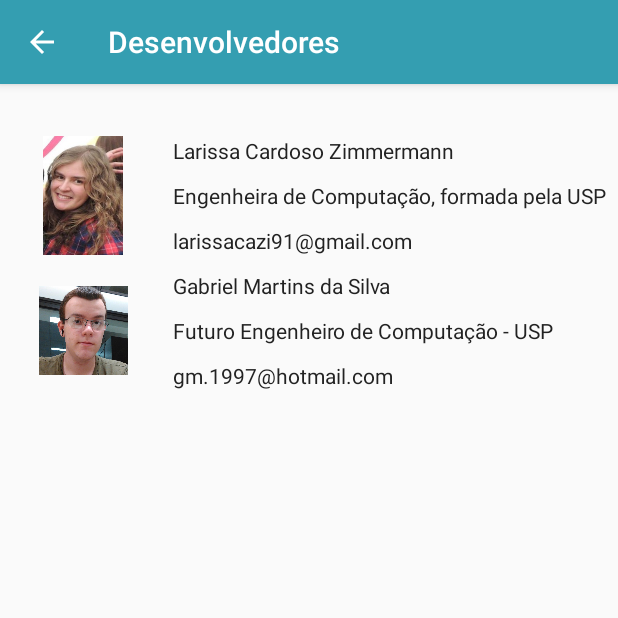
After one commit to larissacazi/ExampleConsumeJSON, an Android app: the DevelopersActivity screen opened directly, with no data from a screen before it, on a phone screen of 412 x 824 dp, the top half of it. The commit adds this screen. Run offline under Robolectric (Android 15) with nearby library versions, the phone set to English and light mode, and no system bars.

Commit message:
Add Developers

```diff
--- a/LegislativoApp/app/src/main/AndroidManifest.xml
+++ b/LegislativoApp/app/src/main/AndroidManifest.xml
@@ -25,6 +25,10 @@
             android:name=".PropDetailsActivity"
             android:label="@string/title_activity_prop_details2"
             android:theme="@style/AppTheme.NoActionBar"></activity>
+        <activity
+            android:name=".DevelopersActivity"
+            android:label="@string/developers_title"
+            android:theme="@style/AppTheme.NoActionBar"></activity>
     </application>
 
 </manifest>
--- /dev/null
+++ b/LegislativoApp/app/src/main/java/zimmermann/larissa/legislativoapp/DevelopersActivity.java
@@ -0,0 +1,31 @@
+package zimmermann.larissa.legislativoapp;
+
+import android.os.Bundle;
+import android.support.v7.app.AppCompatActivity;
+import android.support.v7.widget.Toolbar;
+
+/**
+ * Created by laris on 18/08/2017.
+ */
+
+public class DevelopersActivity extends AppCompatActivity {
+
+    @Override
+    protected void onCreate(Bundle savedInstanceState) {
+        super.onCreate(savedInstanceState);
+        setContentView(R.layout.activity_developers);
+
+        Toolbar toolbar = (Toolbar) findViewById(R.id.dev_toolbar);
+        setSupportActionBar(toolbar);
+
+        getSupportActionBar().setDisplayHomeAsUpEnabled(true);
+        getSupportActionBar().setDisplayShowHomeEnabled(true);
+    }
+
+    @Override
+    public boolean onSupportNavigateUp() {
+        onBackPressed();
+        return true;
+    }
+
+}
--- a/LegislativoApp/app/src/main/java/zimmermann/larissa/legislativoapp/MainActivity.java
+++ b/LegislativoApp/app/src/main/java/zimmermann/larissa/legislativoapp/MainActivity.java
@@ -120,7 +120,8 @@ public class MainActivity extends AppCompatActivity
         } else if (id == R.id.nav_share) {
 
         } else if (id == R.id.nav_about) {
-
+            Intent intent = new Intent(MainActivity.this, DevelopersActivity.class);
+            startActivity(intent);
         }
 
         DrawerLayout drawer = (DrawerLayout) findViewById(R.id.drawer_layout);
--- /dev/null
+++ b/LegislativoApp/app/src/main/res/layout/activity_developers.xml
@@ -0,0 +1,26 @@
+<?xml version="1.0" encoding="utf-8"?>
+<android.support.design.widget.CoordinatorLayout xmlns:android="http://schemas.android.com/apk/res/android"
+    xmlns:app="http://schemas.android.com/apk/res-auto"
+    xmlns:tools="http://schemas.android.com/tools"
+    android:layout_width="match_parent"
+    android:layout_height="match_parent"
+    tools:context="zimmermann.larissa.legislativoapp.PropDetailsActivity">
+
+    <android.support.design.widget.AppBarLayout
+        android:layout_width="match_parent"
+        android:layout_height="wrap_content"
+        android:theme="@style/AppTheme.AppBarOverlay">
+
+        <android.support.v7.widget.Toolbar
+            android:id="@+id/dev_toolbar"
+            app:title="@string/developers_title"
+            android:layout_width="match_parent"
+            android:layout_height="?attr/actionBarSize"
+            android:background="?attr/colorPrimary"
+            app:popupTheme="@style/AppTheme.PopupOverlay" />
+
+    </android.support.design.widget.AppBarLayout>
+
+    <include layout="@layout/developers_list" />
+
+</android.support.design.widget.CoordinatorLayout>
--- /dev/null
+++ b/LegislativoApp/app/src/main/res/layout/developers_list.xml
@@ -0,0 +1,118 @@
+<?xml version="1.0" encoding="utf-8"?>
+<LinearLayout xmlns:android="http://schemas.android.com/apk/res/android"
+    android:id="@+id/developers_list_layout"
+    android:layout_width="match_parent"
+    android:layout_height="wrap_content"
+    android:orientation="vertical"
+    android:padding="5dp"
+    android:paddingBottom="10dp"
+    android:paddingLeft="16dp"
+    android:paddingRight="16dp"
+    android:paddingTop="100dp">
+
+    <LinearLayout
+        android:layout_width="match_parent"
+        android:layout_height="wrap_content"
+        android:orientation="horizontal"
+        android:paddingTop="80dp">
+
+        <ImageView
+            android:id="@+id/larissaFoto"
+            android:layout_width="100dp"
+            android:layout_height="90dp"
+            android:padding="5dp"
+            android:src="@drawable/larissa_perfil2" />
+
+        <LinearLayout
+            android:layout_width="match_parent"
+            android:layout_height="wrap_content"
+            android:orientation="vertical"
+            android:paddingLeft="10dp">
+
+            <TextView
+                android:id="@+id/nomeDev"
+                android:layout_width="wrap_content"
+                android:layout_height="wrap_content"
+                android:layout_alignParentRight="true"
+                android:paddingBottom="5dp"
+                android:paddingTop="5dp"
+                android:text="Larissa Cardoso Zimmermann"
+                android:textColor="@color/colorBlack" />
+
+            <TextView
+                android:id="@+id/profissaoDev"
+                android:layout_width="wrap_content"
+                android:layout_height="wrap_content"
+                android:layout_alignParentRight="true"
+                android:paddingBottom="5dp"
+                android:paddingTop="5dp"
+                android:text="Engenheira de Computação, formada pela USP"
+                android:textColor="@color/colorBlack" />
+
+            <TextView
+                android:id="@+id/contatoDev"
+                android:layout_width="wrap_content"
+                android:layout_height="wrap_content"
+                android:layout_alignParentRight="true"
+                android:paddingBottom="5dp"
+                android:paddingTop="5dp"
+                android:text="larissacazi91@gmail.com"
+                android:textColor="@color/colorBlack" />
+
+        </LinearLayout>
+
+    </LinearLayout>
+
+
+    <LinearLayout
+        android:layout_width="match_parent"
+        android:layout_height="wrap_content"
+        android:orientation="horizontal">
+
+        <ImageView
+            android:id="@+id/gabrielFoto"
+            android:layout_width="100dp"
+            android:layout_height="90dp"
+            android:padding="15dp"
+            android:src="@drawable/gabriel_perfil" />
+
+        <LinearLayout
+            android:layout_width="match_parent"
+            android:layout_height="wrap_content"
+            android:orientation="vertical"
+            android:paddingLeft="10dp">
+
+            <TextView
+                android:id="@+id/gabrielDev"
+                android:layout_width="wrap_content"
+                android:layout_height="wrap_content"
+                android:layout_alignParentRight="true"
+                android:paddingBottom="5dp"
+                android:paddingTop="5dp"
+                android:text="Gabriel Martins da Silva"
+                android:textColor="@color/colorBlack" />
+
+            <TextView
+                android:id="@+id/gabrielProfissao"
+                android:layout_width="wrap_content"
+                android:layout_height="wrap_content"
+                android:layout_alignParentRight="true"
+                android:paddingBottom="5dp"
+                android:paddingTop="5dp"
+                android:text="Futuro Engenheiro de Computação - USP"
+                android:textColor="@color/colorBlack" />
+
+            <TextView
+                android:id="@+id/gabrielEmail"
+                android:layout_width="wrap_content"
+                android:layout_height="wrap_content"
+                android:layout_alignParentRight="true"
+                android:paddingBottom="5dp"
+                android:paddingTop="5dp"
+                android:text="gm.1997@hotmail.com"
+                android:textColor="@color/colorBlack" />
+
+        </LinearLayout>
+
+    </LinearLayout>
+</LinearLayout>
--- a/LegislativoApp/app/src/main/res/values/strings.xml
+++ b/LegislativoApp/app/src/main/res/values/strings.xml
@@ -33,6 +33,7 @@
     <string name="title_activity_prop_details2">PropDetails2Activity</string>
 
     <string name="prop_details_title">Proposição</string>
+    <string name="developers_title">Desenvolvedores</string>
 
 
 </resources>
```
Also changed, not shown: LegislativoApp/app/src/main/res/drawable/gabriel_perfil.jpg (added), LegislativoApp/app/src/main/res/drawable/larissa_perfil2.jpg (added).
